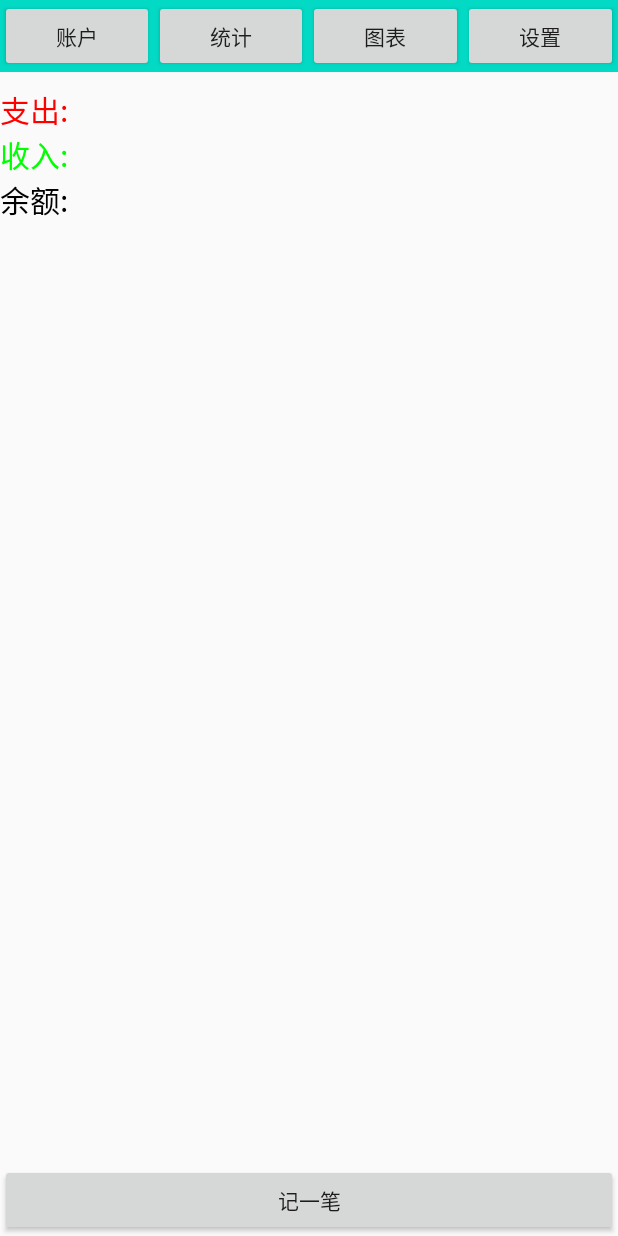
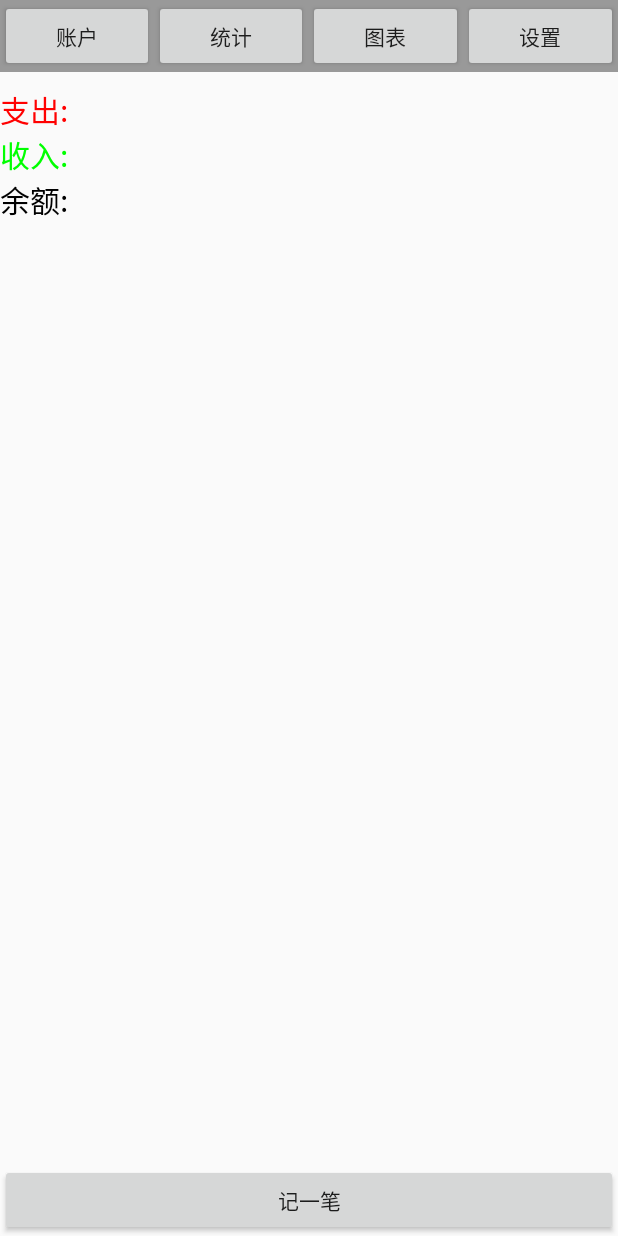
Before and after one commit to qzlong/AccountBook, an Android app: the screen it shows after launch (MainActivity), on a phone screen of 412 x 824 dp. Run offline under Robolectric (Android 15) with nearby library versions, the phone set to English and light mode, and no system bars.

Commit message:
V0.3:完善了主页面元素

```diff
--- a/app/src/main/java/com/example/accountbook/MainActivity.java
+++ b/app/src/main/java/com/example/accountbook/MainActivity.java
@@ -25,6 +25,7 @@ public class MainActivity extends AppCompatActivity implements View.OnClickListe
         if(actionbar!=null){
             actionbar.hide();
         }
+
         initView();
         setButtonListener();
         //ListView
--- a/app/src/main/res/layout/activity_main.xml
+++ b/app/src/main/res/layout/activity_main.xml
@@ -8,7 +8,8 @@
     >
 
     <include layout="@layout/activity_main_title"
-        android:id="@+id/activity_main_title"/>
+        android:id="@+id/activity_main_title"
+        />
 
     <LinearLayout
         android:layout_width="match_parent"
--- a/app/src/main/res/layout/activity_main_title.xml
+++ b/app/src/main/res/layout/activity_main_title.xml
@@ -3,7 +3,7 @@
     xmlns:android="http://schemas.android.com/apk/res/android"
     android:layout_width="match_parent"
     android:layout_height="wrap_content"
-    android:background="@color/colorAccent">
+    android:background="#999999">
     <Button
         android:id="@+id/btn_select_account"
         android:text="账户"
@@ -12,7 +12,6 @@
         android:layout_height="wrap_content"
         />
     <Button
-
         android:id="@+id/btn_institute"
         android:text="统计"
         android:layout_weight="1"
```
